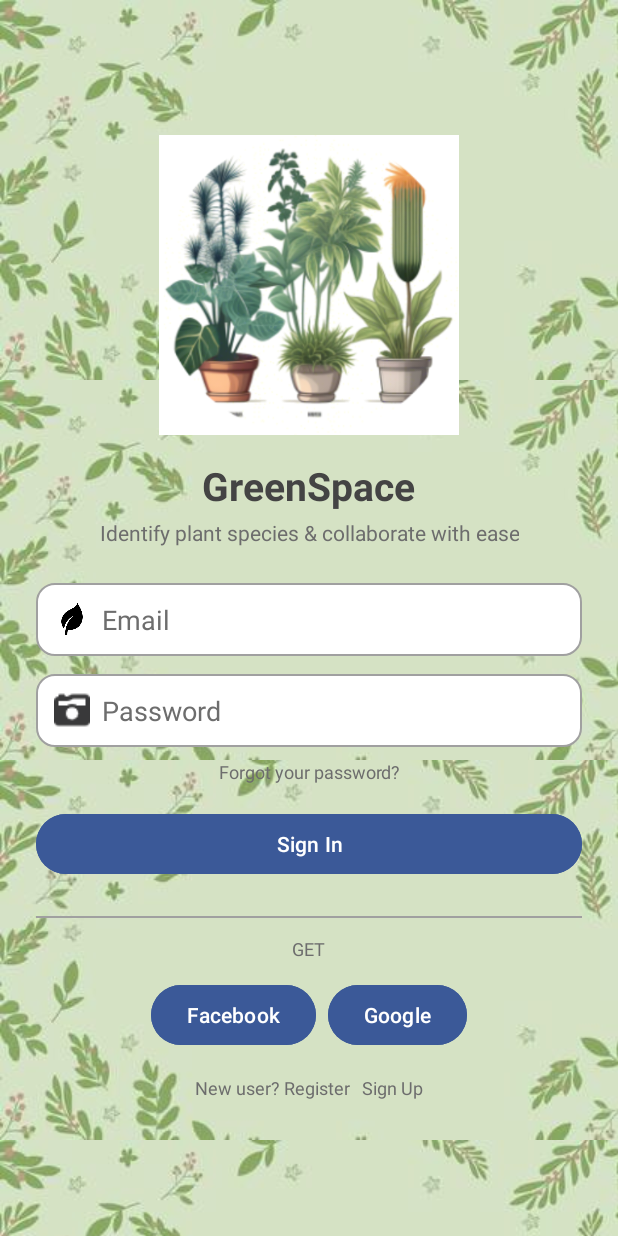
After one commit to Rishabh-mikku/GreenSpace, an Android app: the LoginPage screen opened directly, with no data from a screen before it, on a phone screen of 412 x 824 dp. The commit adds this screen. Run offline under Robolectric (Android 15) with nearby library versions, the phone set to English and light mode, and no system bars.

Commit message:
Added Login Page xml and included Get Started logic in HomePage.
Added images needed in login page to @drawable

```diff
--- a/app/src/main/AndroidManifest.xml
+++ b/app/src/main/AndroidManifest.xml
@@ -34,10 +34,20 @@
         <activity
             android:name=".ImageCapture"
             android:exported="true">
+
+        </activity>
+
+        <activity android:name=".HomePage"
+            android:exported="true">
             <intent-filter>
                 <action android:name="android.intent.action.MAIN" />
                 <category android:name="android.intent.category.LAUNCHER" />
             </intent-filter>
+        </activity>
+
+        <activity android:name=".LoginPage"
+            android:exported="true">
+
         </activity>
 
         <!-- FileProvider configuration -->
--- a/app/src/main/java/com/example/greenspace/HomePage.kt
+++ b/app/src/main/java/com/example/greenspace/HomePage.kt
@@ -1,4 +1,31 @@
 package com.example.greenspace
 
-class HomePage {
+import android.content.Intent
+import android.os.Bundle
+import android.widget.Button
+import androidx.activity.enableEdgeToEdge
+import androidx.appcompat.app.AppCompatActivity
+import androidx.core.view.ViewCompat
+import androidx.core.view.WindowInsetsCompat
+
+class HomePage : AppCompatActivity() {
+
+    private lateinit var getStartedBtn : Button
+
+    override fun onCreate(savedInstanceState: Bundle?) {
+        super.onCreate(savedInstanceState)
+        enableEdgeToEdge()
+        setContentView(R.layout.activity_home)
+        ViewCompat.setOnApplyWindowInsetsListener(findViewById(R.id.main)) { v, insets ->
+            val systemBars = insets.getInsets(WindowInsetsCompat.Type.systemBars())
+            v.setPadding(systemBars.left, systemBars.top, systemBars.right, systemBars.bottom)
+            insets
+        }
+
+        getStartedBtn = findViewById(R.id.btnGetStarted)
+        getStartedBtn.setOnClickListener {
+            val intent = Intent(this, LoginPage::class.java)
+            startActivity(intent)
+        }
+    }
 }
--- /dev/null
+++ b/app/src/main/java/com/example/greenspace/LoginPage.kt
@@ -0,0 +1,16 @@
+package com.example.greenspace
+
+import android.annotation.SuppressLint
+import android.os.Bundle
+import androidx.activity.enableEdgeToEdge
+import androidx.appcompat.app.AppCompatActivity
+import androidx.core.view.ViewCompat
+import androidx.core.view.WindowInsetsCompat
+
+class LoginPage : AppCompatActivity() {
+    override fun onCreate(savedInstanceState: Bundle?) {
+        super.onCreate(savedInstanceState)
+        enableEdgeToEdge()
+        setContentView(R.layout.activity_login)
+    }
+}
--- /dev/null
+++ b/app/src/main/res/drawable/plant_background.xml
@@ -0,0 +1,12 @@
+<?xml version="1.0" encoding="utf-8"?>
+<layer-list xmlns:android="http://schemas.android.com/apk/res/android">
+    <item>
+        <color android:color="#F5F5F5"/>
+    </item>
+    <item>
+        <bitmap
+            android:src="@drawable/plant_pattern"
+            android:tileMode="repeat"
+            android:gravity="center"/>
+    </item>
+</layer-list>
--- /dev/null
+++ b/app/src/main/res/drawable/rounded_edittext.xml
@@ -0,0 +1,7 @@
+<?xml version="1.0" encoding="utf-8"?>
+<shape xmlns:android="http://schemas.android.com/apk/res/android"
+    android:shape="rectangle">
+    <corners android:radius="12dp"/>
+    <solid android:color="#FFFFFF"/>
+    <stroke android:width="1dp" android:color="#A0A0A0"/>
+</shape>
--- a/app/src/main/res/layout/activity_home_page.xml
+++ b/app/src/main/res/layout/activity_home.xml
@@ -6,7 +6,8 @@
     android:orientation="vertical"
     android:gravity="center"
     android:background="@drawable/green_leaves_background"
-    android:padding="20dp">
+    android:padding="20dp"
+    android:id="@+id/main">
 
     <TextView
         android:id="@+id/tvTitle"
@@ -38,7 +39,6 @@
         android:backgroundTint="#4CAF50"
         android:layout_marginTop="24dp"
         android:layout_marginHorizontal="24dp"
-        android:paddingVertical="12dp"
-        android:cornerRadius="50dp"/>
+        android:paddingVertical="12dp" />
 
 </LinearLayout>
--- /dev/null
+++ b/app/src/main/res/layout/activity_login.xml
@@ -0,0 +1,172 @@
+<?xml version="1.0" encoding="utf-8"?>
+<ScrollView xmlns:android="http://schemas.android.com/apk/res/android"
+    android:layout_width="match_parent"
+    android:layout_height="match_parent"
+    android:fillViewport="true"
+    android:background="@drawable/plant_background">
+
+    <LinearLayout
+        android:layout_width="match_parent"
+        android:layout_height="wrap_content"
+        android:orientation="vertical"
+        android:gravity="center"
+        android:padding="24dp">
+
+        <!-- Top Plant Image -->
+        <ImageView
+            android:id="@+id/imgLogo"
+            android:layout_width="200dp"
+            android:layout_height="200dp"
+            android:src="@drawable/plant_login"
+            android:scaleType="fitCenter"
+            android:layout_marginBottom="16dp"/>
+
+        <!-- Title -->
+        <TextView
+            android:layout_width="wrap_content"
+            android:layout_height="wrap_content"
+            android:text="GreenSpace"
+            android:textSize="26sp"
+            android:textStyle="bold"
+            android:textColor="#444444"
+            android:gravity="center"
+            android:layout_marginBottom="4dp"/>
+
+        <!-- Subtitle -->
+        <TextView
+            android:layout_width="wrap_content"
+            android:layout_height="wrap_content"
+            android:text="Identify plant species &amp; collaborate with ease"
+            android:textSize="14sp"
+            android:textColor="#6D6D6D"
+            android:gravity="center"
+            android:layout_marginBottom="24dp"/>
+
+        <!-- Email Input -->
+        <LinearLayout
+            android:layout_width="match_parent"
+            android:layout_height="wrap_content"
+            android:orientation="horizontal"
+            android:background="@drawable/rounded_edittext"
+            android:padding="12dp"
+            android:layout_marginBottom="12dp">
+
+            <ImageView
+                android:layout_width="24dp"
+                android:layout_height="24dp"
+                android:src="@drawable/leaf_icon"
+                android:layout_marginEnd="8dp"/>
+
+            <EditText
+                android:id="@+id/etEmail"
+                android:layout_width="0dp"
+                android:layout_weight="1"
+                android:layout_height="wrap_content"
+                android:hint="Email"
+                android:textColorHint="#6D6D6D"
+                android:textColor="#222222"
+                android:background="@android:color/transparent"/>
+        </LinearLayout>
+
+        <!-- Password Input -->
+        <LinearLayout
+            android:layout_width="match_parent"
+            android:layout_height="wrap_content"
+            android:orientation="horizontal"
+            android:background="@drawable/rounded_edittext"
+            android:padding="12dp"
+            android:layout_marginBottom="8dp">
+
+            <ImageView
+                android:layout_width="24dp"
+                android:layout_height="24dp"
+                android:src="@drawable/password_icon"
+                android:layout_marginEnd="8dp"/>
+
+            <EditText
+                android:id="@+id/etPassword"
+                android:layout_width="0dp"
+                android:layout_weight="1"
+                android:layout_height="wrap_content"
+                android:hint="Password"
+                android:textColorHint="#6D6D6D"
+                android:textColor="#222222"
+                android:inputType="textPassword"
+                android:background="@android:color/transparent"/>
+        </LinearLayout>
+
+        <!-- Forgot Password -->
+        <TextView
+            android:id="@+id/tvForgotPassword"
+            android:layout_width="wrap_content"
+            android:layout_height="wrap_content"
+            android:text="Forgot your password?"
+            android:textSize="12sp"
+            android:textColor="#6D6D6D"
+            android:gravity="end"
+            android:layout_marginBottom="16dp"/>
+
+        <!-- Sign In Button -->
+        <Button
+            android:id="@+id/btnSignIn"
+            android:layout_width="match_parent"
+            android:layout_height="wrap_content"
+            android:text="Sign In"
+            android:textColor="@android:color/white"
+            android:backgroundTint="#3B5998"
+            android:layout_marginBottom="16dp"/>
+
+        <!-- Divider -->
+        <View
+            android:layout_width="match_parent"
+            android:layout_height="1dp"
+            android:background="#A0A0A0"
+            android:layout_marginVertical="8dp"/>
+
+        <TextView
+            android:layout_width="wrap_content"
+            android:layout_height="wrap_content"
+            android:text="GET"
+            android:textSize="12sp"
+            android:textColor="#6D6D6D"
+            android:layout_gravity="center"
+            android:paddingVertical="4dp"/>
+
+        <!-- Social Login Buttons -->
+        <LinearLayout
+            android:layout_width="match_parent"
+            android:layout_height="wrap_content"
+            android:orientation="horizontal"
+            android:gravity="center"
+            android:layout_marginTop="8dp">
+
+            <Button
+                android:id="@+id/btnFacebook"
+                android:layout_width="wrap_content"
+                android:layout_height="wrap_content"
+                android:text="Facebook"
+                android:textColor="@android:color/white"
+                android:backgroundTint="#3B5998"
+                android:layout_marginEnd="8dp"/>
+
+            <Button
+                android:id="@+id/btnGoogle"
+                android:layout_width="wrap_content"
+                android:layout_height="wrap_content"
+                android:text="Google"
+                android:textColor="@android:color/white"
+                android:backgroundTint="#3B5998"/>
+        </LinearLayout>
+
+        <!-- Register Link -->
+        <TextView
+            android:layout_width="wrap_content"
+            android:layout_height="wrap_content"
+            android:text="New user? Register   Sign Up"
+            android:textSize="12sp"
+            android:textColor="#6D6D6D"
+            android:gravity="center"
+            android:layout_marginTop="16dp"/>
+
+    </LinearLayout>
+</ScrollView>
```
Also changed, not shown: app/src/main/res/drawable/leaf_icon.png (added), app/src/main/res/drawable/password_icon.png (added), app/src/main/res/drawable/plant_login.png (added), app/src/main/res/drawable/plant_pattern.png (added).
